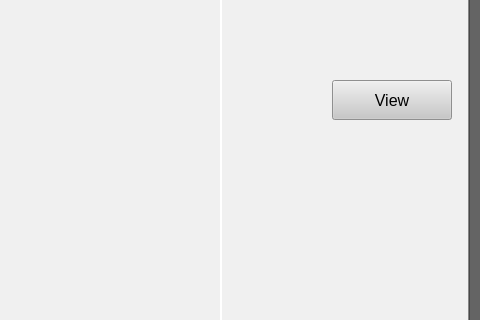
Above: VIG_2.1/main.ui from JihoonSon94/VASP_input_generator before the change; both pictures show x 500 to 980 and y 227 to 547 of the 980 by 820 pixel window. Below: the same form after it.
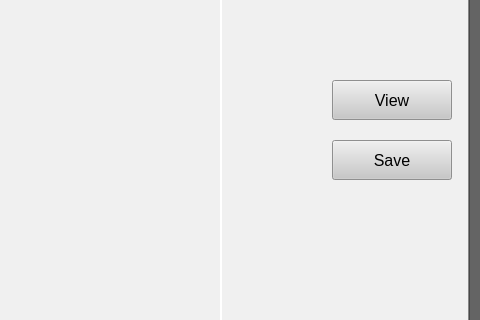
That is the form after the change. Icons and pictures are not drawn.

Patch:
```diff
--- a/VIG_2.1/main.ui
+++ b/VIG_2.1/main.ui
@@ -646,6 +646,45 @@
       <set>Qt::AlignRight|Qt::AlignTrailing|Qt::AlignVCenter</set>
      </property>
     </widget>
+    <widget class="QPushButton" name="save_poscar_button">
+     <property name="geometry">
+      <rect>
+       <x>820</x>
+       <y>320</y>
+       <width>120</width>
+       <height>40</height>
+      </rect>
+     </property>
+     <property name="font">
+      <font>
+       <family>Arial</family>
+       <pointsize>12</pointsize>
+       <weight>50</weight>
+       <bold>false</bold>
+      </font>
+     </property>
+     <property name="focusPolicy">
+      <enum>Qt::TabFocus</enum>
+     </property>
+     <property name="layoutDirection">
+      <enum>Qt::LeftToRight</enum>
+     </property>
+     <property name="styleSheet">
+      <string notr="true">background-color: rgb(200, 200, 200);</string>
+     </property>
+     <property name="text">
+      <string>Save</string>
+     </property>
+     <property name="shortcut">
+      <string>Ctrl+S, Ctrl+S</string>
+     </property>
+     <property name="autoDefault">
+      <bool>true</bool>
+     </property>
+     <property name="default">
+      <bool>false</bool>
+     </property>
+    </widget>
    </widget>
    <widget class="QWidget" name="KPOINTS">
     <property name="styleSheet">
```
Left out of the diff: 2 changed lines with no effect on the pictures.
